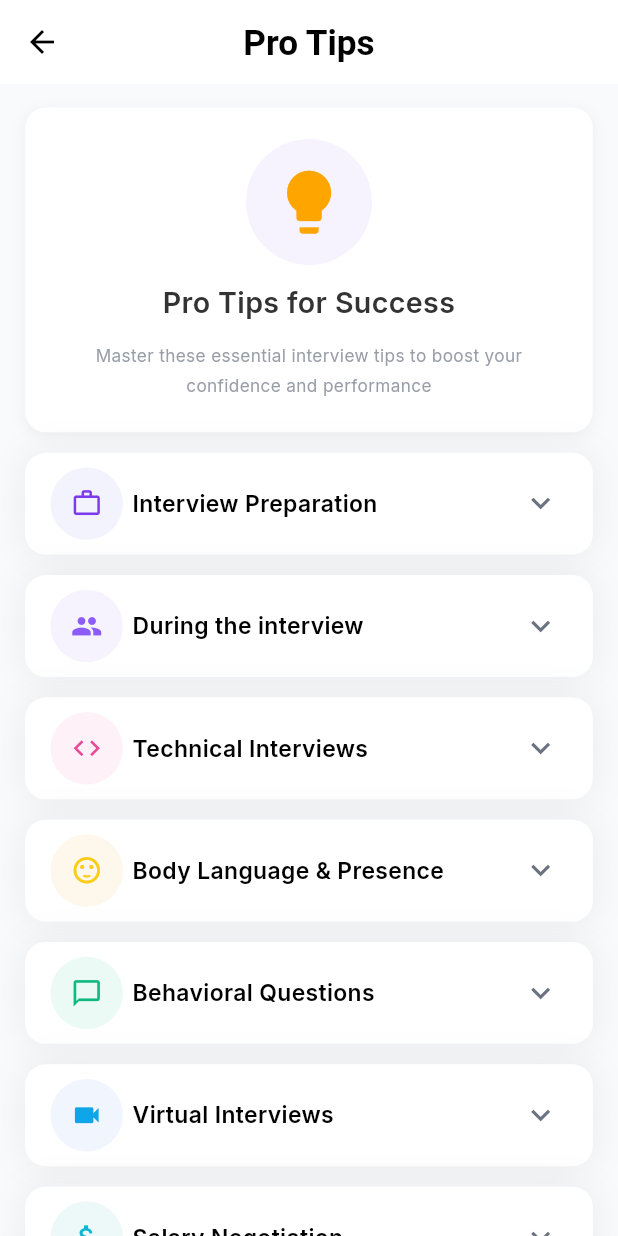
After one commit to nuhan021/dtc6464, a Flutter app: the ProTipsScreen screen opened by its route, on a phone screen of 412 x 824 dp. The commit adds this screen. Run offline on Flutter 3.47's test engine with Material 3 defaults, Android fonts, the phone set to English and light mode, and no system bars; our stand-ins replace file_picker, flutter_screenutil, get, google_fonts, logger, lottie and 3 more; accounts and stored records are empty.

Commit message:
pro tips page added

```diff
--- /dev/null
+++ b/lib/features/pro_tips/controllers/pro_tips_controller.dart
@@ -0,0 +1,175 @@
+import 'package:get/get.dart';
+
+class ProTipsItem {
+  final String title;
+  final String iconColor;
+  final List<String> tips;
+  final RxBool isExpanded;
+
+  ProTipsItem({
+    required this.title,
+    required this.iconColor,
+    required this.tips,
+    required this.isExpanded,
+  });
+}
+
+class ProTipsController extends GetxController {
+  late List<ProTipsItem> items;
+
+  @override
+  void onInit() {
+    super.onInit();
+    _initializeItems();
+  }
+
+  void _initializeItems() {
+    items = [
+      ProTipsItem(
+        title: 'Interview Preparation',
+        iconColor: '0xFFF3F3FE',
+        tips: [
+          'Research the company thoroughly - mission, values, recent news',
+          'Prepare 5-7 STAR stones that demonstrate your key skills',
+          'Practice answers out loud, not just in your head',
+          'Prepare thoughtful questions to ask the interviewer',
+          'Review the job description and match your experience',
+          'Research the interviewer on LinkedIn if possible',
+          'Prepare your workspace for video interviews',
+          'Test your tech setup 30 minutes before virtual interviews',
+        ],
+        isExpanded: false.obs,
+      ),
+      ProTipsItem(
+        title: 'During the interview',
+        iconColor: '0xFFF6F2FE',
+        tips: [
+          'Listen carefully to the full question before answering',
+          'Take 3-5 seconds to think before responding',
+          'Use specific examples with measurable outcomes',
+          'Ask clarifying questions if needed',
+          'Show enthusiasm and genuine Interest',
+          'Build rapport by finding common ground',
+          'Take brief notes if discussing complex topics',
+          'Watch for interviewer cues and adjust your approach',
+        ],
+        isExpanded: false.obs,
+      ),
+      ProTipsItem(
+        title: 'Technical Interviews',
+        iconColor: '0xFFFEF1F7',
+        tips: [
+          'Think out loud to show your problem-solving process',
+          'Ask about edge cases and constraints upfront',
+          'Start with a brute force solution, then optimize',
+          'Test your code with examples before claiming it\'s done',
+          'Explain time and space complexity clearly',
+          'Handle error cases and edge conditions',
+          'Write clean, readable code with good variable names',
+          'Be ready to defend your design choices',
+        ],
+        isExpanded: false.obs,
+      ),
+      ProTipsItem(
+        title: 'Body Language & Presence',
+        iconColor: '0xFFFEF7EC',
+        tips: [
+          'Maintain good eye contact (70-80% of the time)',
+          'Sit up straight with open, confident posture',
+          'Smile naturally and show enthusiasm',
+          'Avoid fidgeting or distracting movements',
+          'Use hand gestures purposefully to emphasize points',
+          'Mirror the interviewer energy level subtly',
+          'Keep your hands visible (shows openness)',
+          'Nod to show you are listening and engaged',
+        ],
+        isExpanded: false.obs,
+      ),
+      ProTipsItem(
+        title: 'Behavioral Questions',
+        iconColor: '0xFFECFAF5',
+        tips: [
+          'Use the STAR method: Situation, Task, Action, Result',
+          'Focus on YOUR actions and contributions',
+          'Include measurable results (percentages, money, time saved)',
+          'Show what you learned from challenges',
+          'Be honest about failures but focus on growth',
+          'Keep answers to 2-3 minutes maximum',
+          'Tailor examples to the role you are applying for',
+          'Practice 3 variations of each story',
+        ],
+        isExpanded: false.obs,
+      ),
+      ProTipsItem(
+        title: 'Virtual Interviews',
+        iconColor: '0xFFF0F5FE',
+        tips: [
+          'Test your camera, microphone, and internet 1 hour before',
+          'Position camera at eye level for natural angle',
+          'Use good lighting - face a window or use a ring light',
+          'Choose a clean, professional background',
+          'Close unnecessary apps and silence notifications',
+          'Have a glass of water nearby',
+          'Keep your resume and notes off-camera but handy',
+          'Look at the camera, not your own video',
+        ],
+        isExpanded: false.obs,
+      ),
+      ProTipsItem(
+        title: 'Salary Negotiation',
+        iconColor: '0xFFEDF9F8',
+        tips: [
+          'Research market rates on Glassdoor and Levels.fyi',
+          'Wait for them to mention salary first if possible',
+          'Provide a range, not a single number',
+          'Consider the total compensation package, not just base',
+          'Be prepared to justify your ask with data',
+          'Do not accept the first offer immediately',
+          'Ask for time to consider if needed',
+          'Get everything in writing before accepting',
+        ],
+        isExpanded: false.obs,
+      ),
+      ProTipsItem(
+        title: 'Follow-Up & Thank You',
+        iconColor: '0xFFFEF0F0',
+        tips: [
+          'Send thank-you email within 24 hours',
+          'Reference 2-3 specific points from your conversation',
+          'Reiterate your interest and fit for the role',
+          'Keep it concise (3-4 paragraphs maximum)',
+          'Proofread carefully before sending',
+          'Send individual emails if you met multiple people',
+          'Include any information you promised to provide',
+          'Follow up after 5-7 days if no response',
+        ],
+        isExpanded: false.obs,
+      ),
+      ProTipsItem(
+        title: 'Common Mistakes to Avoid',
+        iconColor: '0xFFFFF4ED',
+        tips: [
+          'Do not speak negatively about former employers',
+          'Avoid rambling - keep answers focused and concise',
+          'Do not claim to have no weaknesses',
+          'Avoid checking your phone during the interview',
+          'Do not lie or exaggerate your experience',
+          'Avoid interrupting the interviewer',
+          'Do not focus only on what YOU want from the job',
+          'Avoid asking about salary/benefits in first interview',
+        ],
+        isExpanded: false.obs,
+      ),
+    ];
+  }
+
+  void toggleExpanded(int index) {
+    items[index].isExpanded.toggle();
+  }
+
+  void closeAll() {
+    for (var item in items) {
+      item.isExpanded.value = false;
+    }
+  }
+}
--- /dev/null
+++ b/lib/features/pro_tips/views/screens/pro_tips_screen.dart
@@ -0,0 +1,60 @@
+import 'package:dtc6464/features/pro_tips/controllers/pro_tips_controller.dart';
+import 'package:dtc6464/features/pro_tips/widgets/pro_tips_dropdown_item.dart';
+import 'package:dtc6464/features/pro_tips/widgets/pro_tips_info_card.dart';
+import 'package:flutter/material.dart';
+import 'package:flutter_screenutil/flutter_screenutil.dart';
+import 'package:get/get.dart';
+
+class ProTipsScreen extends StatelessWidget {
+  const ProTipsScreen({super.key});
+
+  @override
+  Widget build(BuildContext context) {
+    final controller = Get.put(ProTipsController());
+
+    return Scaffold(
+      backgroundColor: const Color(0xFFF9FAFB),
+      appBar: AppBar(
+        title: Text(
+          'Pro Tips',
+          style: TextStyle(
+            color: Colors.black,
+            fontSize: 24.sp,
+            fontWeight: FontWeight.w700,
+          ),
+        ),
+        automaticallyImplyLeading: true,
+        elevation: 0,
+        iconTheme: IconThemeData(color: Colors.black),
+      ),
+      body: SingleChildScrollView(
+        child: Column(
+          mainAxisSize: MainAxisSize.min,
+          crossAxisAlignment: CrossAxisAlignment.center,
+          spacing: 14.h,
+          children: [
+            SizedBox(height: 2.h),
+            const ProTipsInfoCard(),
+            Padding(
+              padding: EdgeInsets.symmetric(horizontal: 16.w),
+              child: Column(
+                mainAxisSize: MainAxisSize.min,
+                mainAxisAlignment: MainAxisAlignment.start,
+                crossAxisAlignment: CrossAxisAlignment.center,
+                spacing: 14.h,
+                children: List.generate(
+                  controller.items.length,
+                  (index) => ProTipsDropdownItem(
+                    item: controller.items[index],
+                    index: index,
+                  ),
+                ),
+              ),
+            ),
+            SizedBox(height: 30.h),
+          ],
+        ),
+      ),
+    );
+  }
+}
--- /dev/null
+++ b/lib/features/pro_tips/widgets/pro_tips_dropdown_item.dart
@@ -0,0 +1,232 @@
+import 'package:flutter/material.dart';
+import 'package:flutter_screenutil/flutter_screenutil.dart';
+import 'package:get/get.dart';
+
+import '../../../../core/common/styles/global_text_style.dart';
+import '../../../../core/utils/constants/colors.dart';
+import '../controllers/pro_tips_controller.dart';
+
+class ProTipsDropdownItem extends StatelessWidget {
+  final ProTipsItem item;
+  final int index;
+
+  const ProTipsDropdownItem({
+    super.key,
+    required this.item,
+    required this.index,
+  });
+
+  @override
+  Widget build(BuildContext context) {
+    final controller = Get.find<ProTipsController>();
+
+    return Container(
+      width: 360.w,
+      decoration: BoxDecoration(
+        color: Colors.white,
+        borderRadius: BorderRadius.circular(14.r),
+      ),
+      child: Column(
+        mainAxisSize: MainAxisSize.min,
+        children: [
+          Obx(
+            () => GestureDetector(
+              onTap: () => controller.toggleExpanded(index),
+              child: Container(
+                width: double.infinity,
+                padding: EdgeInsets.symmetric(horizontal: 16.w, vertical: 10.h),
+                decoration: BoxDecoration(
+                  color: Colors.white,
+                  borderRadius: BorderRadius.only(
+                    topLeft: Radius.circular(14.r),
+                    topRight: Radius.circular(14.r),
+                    bottomLeft: item.isExpanded.value
+                        ? Radius.zero
+                        : Radius.circular(14.r),
+                    bottomRight: item.isExpanded.value
+                        ? Radius.zero
+                        : Radius.circular(14.r),
+                  ),
+                  boxShadow: [
+                    BoxShadow(
+                      color: const Color(0x14313131),
+                      blurRadius: 20,
+                      offset: const Offset(0, 0),
+                      spreadRadius: 0,
+                    ),
+                  ],
+                ),
+                child: Row(
+                  mainAxisSize: MainAxisSize.min,
+                  mainAxisAlignment: MainAxisAlignment.spaceBetween,
+                  crossAxisAlignment: CrossAxisAlignment.center,
+                  spacing: 6.w,
+                  children: [
+                    Container(
+                      width: 46.w,
+                      height: 46.w,
+                      decoration: BoxDecoration(
+                        color: Color(
+                          int.parse('0xFF${item.iconColor.substring(2)}'),
+                        ),
+                        shape: BoxShape.circle,
+                      ),
+                      child: Center(child: _getIconForCategory(item.title)),
+                    ),
+                    Expanded(
+                      child: Row(
+                        mainAxisSize: MainAxisSize.min,
+                        mainAxisAlignment: MainAxisAlignment.start,
+                        crossAxisAlignment: CrossAxisAlignment.center,
+                        spacing: 6.w,
+                        children: [
+                          Expanded(
+                            child: Text(
+                              item.title,
+                              style: getTextStyle(
+                                fontSize: 16.sp,
+                                fontWeight: FontWeight.w600,
+                                color: Colors.black,
+                              ),
+                            ),
+                          ),
+                          Padding(
+                            padding: EdgeInsets.symmetric(
+                              horizontal: 5.w,
+                              vertical: 8.h,
+                            ),
+                            child: Transform.rotate(
+                              angle: item.isExpanded.value ? 3.14159 : 0,
+                              child: Icon(
+                                Icons.expand_more,
+                                size: 24.w,
+                                color: const Color(0xFF6B7280),
+                              ),
+                            ),
+                          ),
+                        ],
+                      ),
+                    ),
+                  ],
+                ),
+              ),
+            ),
+          ),
+          Obx(
+            () => item.isExpanded.value
+                ? Container(
+                    width: double.infinity,
+                    padding: EdgeInsets.all(20.w),
+                    decoration: BoxDecoration(
+                      color: Colors.white,
+                      borderRadius: BorderRadius.only(
+                        bottomLeft: Radius.circular(20.r),
+                        bottomRight: Radius.circular(20.r),
+                      ),
+                      boxShadow: [
+                        BoxShadow(
+                          color: const Color(0x19000000),
+                          blurRadius: 20,
+                          offset: const Offset(0, 4),
+                          spreadRadius: 0,
+                        ),
+                      ],
+                    ),
+                    child: Column(
+                      mainAxisSize: MainAxisSize.min,
+                      mainAxisAlignment: MainAxisAlignment.center,
+                      crossAxisAlignment: CrossAxisAlignment.center,
+                      spacing: 22.h,
+                      children: [
+                        Column(
+                          mainAxisSize: MainAxisSize.min,
+                          mainAxisAlignment: MainAxisAlignment.start,
+                          crossAxisAlignment: CrossAxisAlignment.start,
+                          spacing: 20.h,
+                          children: item.tips
+                              .map(
+                                (tip) => Row(
+                                  mainAxisSize: MainAxisSize.min,
+                                  mainAxisAlignment: MainAxisAlignment.start,
+                                  crossAxisAlignment: CrossAxisAlignment.start,
+                                  spacing: 20.w,
+                                  children: [
+                                    Container(
+                                      width: 16.w,
+                                      height: 16.w,
+                                      decoration: BoxDecoration(
+                                        shape: BoxShape.circle,
+                                        color: AppColors.softPurpleNormal,
+                                      ),
+                                    ),
+                                    Expanded(
+                                      child: Text(
+                                        tip,
+                                        style: getTextStyle(
+                                          fontSize: 12.sp,
+                                          fontWeight: FontWeight.w400,
+                                          color: const Color(0xFF505967),
+                                          lineHeight: 1.2,
+                                        ),
+                                      ),
+                                    ),
+                                  ],
+                                ),
+                              )
+                              .toList(),
+                        ),
+                      ],
+                    ),
+                  )
+                : const SizedBox.shrink(),
+          ),
+        ],
+      ),
+    );
+  }
+
+  Widget _getIconForCategory(String title) {
+    switch (title) {
+      case 'Interview Preparation':
+        return Icon(
+          Icons.work_outline,
+          size: 20.w,
+          color: const Color(0xFF7C3AED),
+        );
+      case 'During the interview':
+        return Icon(Icons.people, size: 20.w, color: const Color(0xFF8B5CF6));
+      case 'Technical Interviews':
+        return Icon(Icons.code, size: 20.w, color: const Color(0xFFEC4899));
+      case 'Body Language & Presence':
+        return Icon(
+          Icons.sentiment_satisfied,
+          size: 20.w,
+          color: const Color(0xFFFACC15),
+        );
+      case 'Behavioral Questions':
+        return Icon(
+          Icons.chat_bubble_outline,
+          size: 20.w,
+          color: const Color(0xFF10B981),
+        );
+      case 'Virtual Interviews':
+        return Icon(Icons.videocam, size: 20.w, color: const Color(0xFF0EA5E9));
+      case 'Salary Negotiation':
+        return Icon(
+          Icons.attach_money,
+          size: 20.w,
+          color: const Color(0xFF06B6D4),
+        );
+      case 'Follow-Up & Thank You':
+        return Icon(
+          Icons.mail_outline,
+          size: 20.w,
+          color: const Color(0xFFEF4444),
+        );
+      case 'Common Mistakes to Avoid':
+        return Icon(Icons.warning, size: 20.w, color: const Color(0xFFF97316));
+      default:
+        return Icon(Icons.info_outline, size: 20.w);
+    }
+  }
+}
--- /dev/null
+++ b/lib/features/pro_tips/widgets/pro_tips_info_card.dart
@@ -0,0 +1,71 @@
+import 'package:flutter/material.dart';
+import 'package:flutter_screenutil/flutter_screenutil.dart';
+
+import '../../../../core/common/styles/global_text_style.dart';
+import '../../../../core/utils/constants/colors.dart';
+
+class ProTipsInfoCard extends StatelessWidget {
+  const ProTipsInfoCard({super.key});
+
+  @override
+  Widget build(BuildContext context) {
+    return Container(
+      width: 360.w,
+      padding: EdgeInsets.all(20.w),
+      decoration: BoxDecoration(
+        color: Colors.white,
+        borderRadius: BorderRadius.circular(14.r),
+        boxShadow: [
+          BoxShadow(
+            color: Colors.black.withValues(alpha: 0.05),
+            blurRadius: 8,
+            offset: const Offset(0, 2),
+            spreadRadius: 0,
+          ),
+        ],
+      ),
+      child: Column(
+        mainAxisSize: MainAxisSize.min,
+        mainAxisAlignment: MainAxisAlignment.center,
+        crossAxisAlignment: CrossAxisAlignment.center,
+        spacing: 12.h,
+        children: [
+          Container(
+            width: 80.w,
+            height: 80.w,
+            decoration: BoxDecoration(
+              shape: BoxShape.circle,
+              color: AppColors.softPurpleNormal.withValues(alpha: 0.1),
+            ),
+            child: Center(
+              child: Icon(
+                Icons.lightbulb,
+                size: 48.w,
+                color: const Color(0xFFFFA500),
+              ),
+            ),
+          ),
+          Text(
+            'Pro Tips for Success',
+            textAlign: TextAlign.center,
+            style: getTextStyle(
+              fontSize: 20.sp,
+              fontWeight: FontWeight.w600,
+              color: const Color(0xFF333333),
+            ),
+          ),
+          Text(
+            'Master these essential interview tips to boost your confidence and performance',
+            textAlign: TextAlign.center,
+            style: getTextStyle(
+              fontSize: 12.sp,
+              fontWeight: FontWeight.w400,
+              color: const Color(0xFF999EA7),
+              lineHeight: 1.75,
+            ),
+          ),
+        ],
+      ),
+    );
+  }
+}
--- a/lib/routes/app_routes.dart
+++ b/lib/routes/app_routes.dart
@@ -5,6 +5,7 @@ import 'package:dtc6464/features/nav_screens/profile/statistics/views/screens/st
 import 'package:dtc6464/features/nav_screens/profile/view_profile/views/screens/profile_screen.dart';
 import 'package:dtc6464/features/onboarding/views/screens/avatar_selection_screen.dart';
 import 'package:dtc6464/features/onboarding/views/screens/enter_name_screen.dart';
+import 'package:dtc6464/features/pro_tips/views/screens/pro_tips_screen.dart';
 import 'package:get/get.dart';
 
 import '../features/auth/views/screens/reset_password_screen.dart';
@@ -34,6 +35,7 @@ class AppRoute {
   static String statisticsScreen = "/statisticsScreen";
   static String notificationsScreen = "/notificationsScreen";
   static String historyScreen = "/historyScreen";
+  static String proTipsScreen = "/proTipsScreen";
 
   static String getSplashScreen() => splashScreen;
   static String getOnboardingScreen1() => onboardingScreen1;
@@ -51,6 +53,7 @@ class AppRoute {
   static String getStatisticsScreen() => statisticsScreen;
   static String getNotificationsScreen() => notificationsScreen;
   static String getHistoryScreen() => historyScreen;
+  static String getProTipsScreen() => proTipsScreen;
 
   static List<GetPage> routes = [
     GetPage(name: splashScreen, page: () => const SplashScreen()),
@@ -69,5 +72,6 @@ class AppRoute {
     GetPage(name: statisticsScreen, page: () => StatisticsScreen()),
     GetPage(name: notificationsScreen, page: () => NotificationsScreen()),
     GetPage(name: historyScreen, page: () => HistoryScreen()),
+    GetPage(name: proTipsScreen, page: () => ProTipsScreen()),
   ];
 }
```
